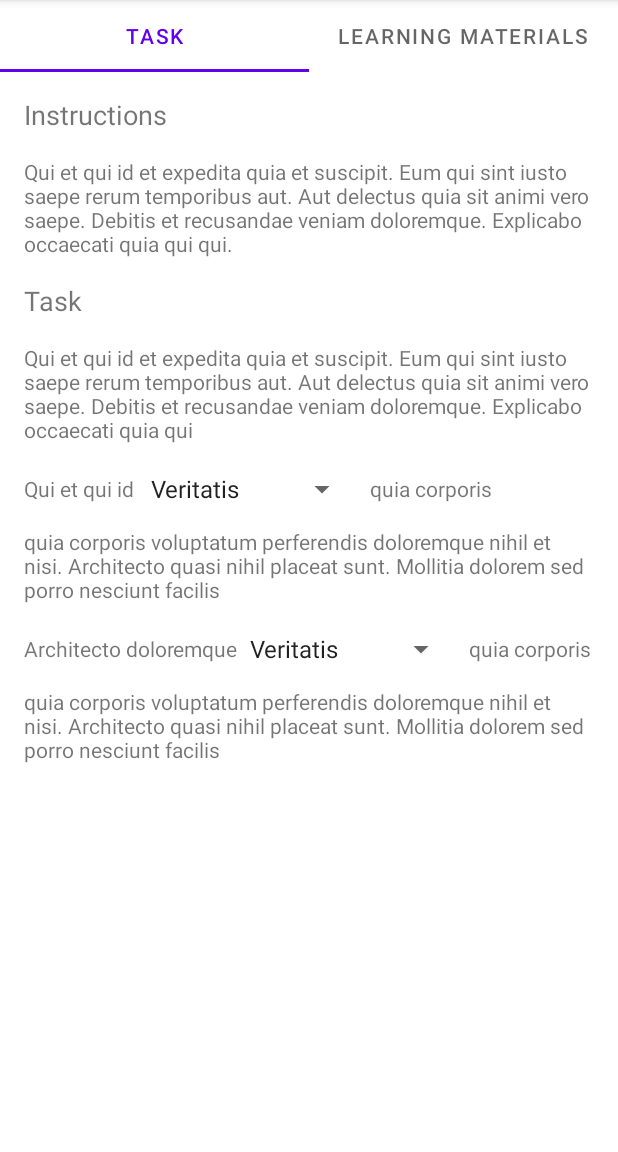
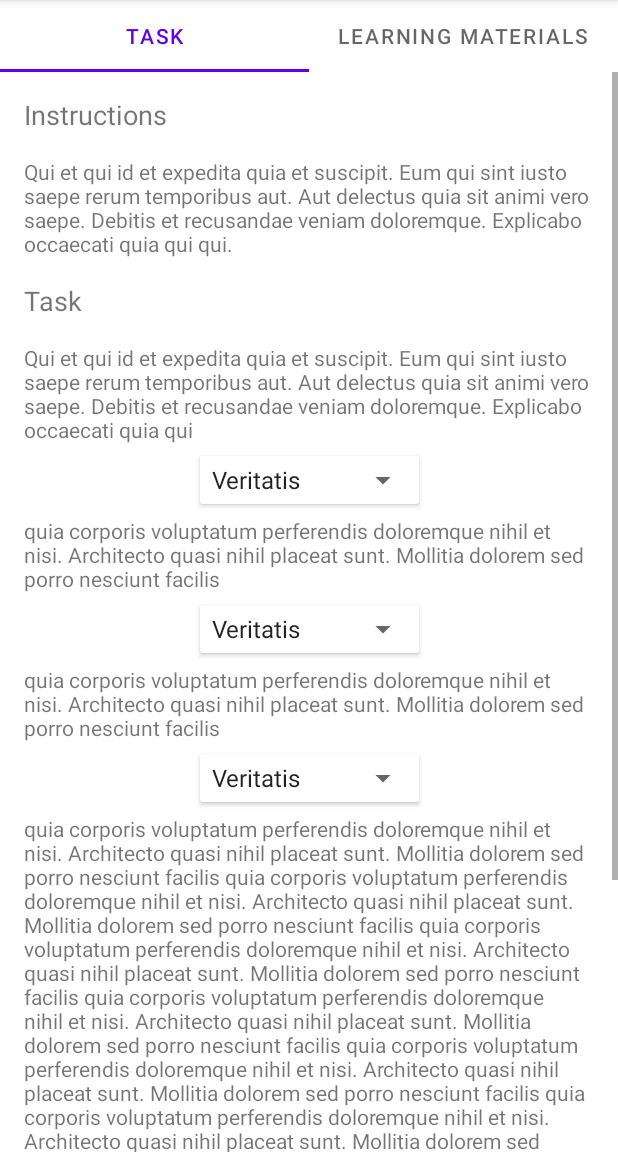
Before and after one commit to Ialda/LanProject, an Android app: the TaskFragment1 screen opened directly, with no data from a screen before it, on a phone screen of 412 x 824 dp, the part 84-1236 px from its top. Run offline under Robolectric (Android 15) with nearby library versions, the light colour scheme and no system bars.

Commit message:
reading task redesign

```diff
--- a/app/src/main/res/layout/fragment_task1.xml
+++ b/app/src/main/res/layout/fragment_task1.xml
@@ -6,9 +6,13 @@
     android:layout_height="match_parent"
     tools:context=".TaskFragment1">
 
+    <ScrollView
+        android:layout_width="match_parent"
+        android:layout_height="match_parent">
+
         <androidx.constraintlayout.widget.ConstraintLayout
             android:layout_width="match_parent"
-        android:layout_height="match_parent">
+            android:layout_height="wrap_content">
 
             <TextView
                 android:id="@+id/textView3"
@@ -21,18 +25,6 @@
                 android:textSize="18sp"
                 app:layout_constraintStart_toStartOf="parent"
                 app:layout_constraintTop_toTopOf="parent" />
-
-        <TextView
-            android:id="@+id/textView5"
-            android:layout_width="wrap_content"
-            android:layout_height="wrap_content"
-            android:layout_marginStart="16dp"
-            android:layout_marginLeft="16dp"
-            android:layout_marginTop="16dp"
-            android:text="Task"
-            android:textSize="18sp"
-            app:layout_constraintStart_toStartOf="parent"
-            app:layout_constraintTop_toBottomOf="@+id/textView4" />
 
             <TextView
                 android:id="@+id/textView4"
@@ -49,6 +41,18 @@
                 app:layout_constraintTop_toBottomOf="@+id/textView3" />
 
             <TextView
+                android:id="@+id/textView5"
+                android:layout_width="wrap_content"
+                android:layout_height="wrap_content"
+                android:layout_marginStart="16dp"
+                android:layout_marginLeft="16dp"
+                android:layout_marginTop="16dp"
+                android:text="Task"
+                android:textSize="18sp"
+                app:layout_constraintStart_toStartOf="parent"
+                app:layout_constraintTop_toBottomOf="@+id/textView4" />
+
+            <TextView
                 android:id="@+id/textView6"
                 android:layout_width="0dp"
                 android:layout_height="wrap_content"
@@ -63,98 +67,113 @@
                 app:layout_constraintStart_toStartOf="parent"
                 app:layout_constraintTop_toBottomOf="@+id/textView5" />
 
+            <androidx.cardview.widget.CardView
+                android:id="@+id/cardView1"
+                android:layout_width="wrap_content"
+                android:layout_height="wrap_content"
+                android:layout_marginTop="8dp"
+                app:layout_constraintEnd_toEndOf="parent"
+                app:layout_constraintStart_toStartOf="parent"
+                app:layout_constraintTop_toBottomOf="@+id/textView6">
+
+                <Spinner
+                    android:id="@+id/spinner"
+                    android:layout_width="wrap_content"
+                    android:layout_height="32dp"
+                    android:entries="@array/Task1Placeholder" />
+
+            </androidx.cardview.widget.CardView>
+
             <TextView
                 android:id="@+id/textView9"
                 android:layout_width="0dp"
                 android:layout_height="wrap_content"
                 android:layout_marginStart="16dp"
                 android:layout_marginLeft="16dp"
-            android:layout_marginTop="16dp"
+                android:layout_marginTop="8dp"
                 android:layout_marginEnd="16dp"
                 android:layout_marginRight="16dp"
                 android:text="quia corporis voluptatum perferendis doloremque nihil et nisi. Architecto quasi nihil placeat sunt. Mollitia dolorem sed porro nesciunt facilis"
                 app:layout_constraintEnd_toEndOf="parent"
                 app:layout_constraintHorizontal_bias="0.0"
                 app:layout_constraintStart_toStartOf="parent"
-            app:layout_constraintTop_toBottomOf="@+id/textView7" />
+                app:layout_constraintTop_toBottomOf="@+id/cardView1" />
 
-        <TextView
-            android:id="@+id/textView12"
-            android:layout_width="0dp"
-            android:layout_height="wrap_content"
-            android:layout_marginStart="16dp"
-            android:layout_marginLeft="16dp"
-            android:layout_marginTop="16dp"
-            android:layout_marginEnd="16dp"
-            android:layout_marginRight="16dp"
-            android:text="quia corporis voluptatum perferendis doloremque nihil et nisi. Architecto quasi nihil placeat sunt. Mollitia dolorem sed porro nesciunt facilis"
-            app:layout_constraintEnd_toEndOf="parent"
-            app:layout_constraintHorizontal_bias="1.0"
-            app:layout_constraintStart_toStartOf="parent"
-            app:layout_constraintTop_toBottomOf="@+id/textView10" />
-
-        <TextView
-            android:id="@+id/textView7"
+            <androidx.cardview.widget.CardView
+                android:id="@+id/cardView3"
                 android:layout_width="wrap_content"
                 android:layout_height="wrap_content"
-            android:layout_marginStart="16dp"
-            android:layout_marginLeft="16dp"
-            android:layout_marginTop="20dp"
-            android:text="Qui et qui id "
+                android:layout_marginTop="8dp"
+                app:layout_constraintEnd_toEndOf="parent"
                 app:layout_constraintStart_toStartOf="parent"
-            app:layout_constraintTop_toBottomOf="@+id/textView6" />
-
-        <TextView
-            android:id="@+id/textView10"
-            android:layout_width="wrap_content"
-            android:layout_height="wrap_content"
-            android:layout_marginStart="16dp"
-            android:layout_marginLeft="16dp"
-            android:layout_marginTop="20dp"
-            android:text="Architecto doloremque"
-            app:layout_constraintStart_toStartOf="parent"
-            app:layout_constraintTop_toBottomOf="@+id/textView9" />
-
-        <TextView
-            android:id="@+id/textView8"
-            android:layout_width="wrap_content"
-            android:layout_height="wrap_content"
-            android:layout_marginStart="8dp"
-            android:layout_marginLeft="8dp"
-            android:text="quia corporis"
-            app:layout_constraintBottom_toBottomOf="@+id/textView7"
-            app:layout_constraintStart_toEndOf="@+id/spinner"
-            app:layout_constraintTop_toTopOf="@+id/textView7"
-            app:layout_constraintVertical_bias="0.0" />
-
-        <TextView
-            android:id="@+id/textView11"
-            android:layout_width="wrap_content"
-            android:layout_height="wrap_content"
-            android:layout_marginStart="8dp"
-            android:layout_marginLeft="8dp"
-            android:text="quia corporis"
-            app:layout_constraintBottom_toBottomOf="@+id/textView10"
-            app:layout_constraintStart_toEndOf="@+id/spinner2"
-            app:layout_constraintTop_toTopOf="@+id/textView10"
-            app:layout_constraintVertical_bias="0.0" />
-
-        <Spinner
-            android:id="@+id/spinner"
-            android:layout_width="wrap_content"
-            android:layout_height="32dp"
-            android:entries="@array/Task1Placeholder"
-            app:layout_constraintBottom_toBottomOf="@+id/textView7"
-            app:layout_constraintStart_toEndOf="@+id/textView7"
-            app:layout_constraintTop_toTopOf="@+id/textView7" />
+                app:layout_constraintTop_toBottomOf="@+id/textView9">
 
                 <Spinner
                     android:id="@+id/spinner2"
                     android:layout_width="wrap_content"
                     android:layout_height="32dp"
-            android:entries="@array/Task1Placeholder"
-            app:layout_constraintBottom_toBottomOf="@+id/textView10"
-            app:layout_constraintStart_toEndOf="@+id/textView10"
-            app:layout_constraintTop_toTopOf="@+id/textView10" />
+                    android:entries="@array/Task1Placeholder" />
+
+            </androidx.cardview.widget.CardView>
+
+            <TextView
+                android:id="@+id/textView7"
+                android:layout_width="0dp"
+                android:layout_height="wrap_content"
+                android:layout_marginStart="16dp"
+                android:layout_marginLeft="16dp"
+                android:layout_marginTop="8dp"
+                android:layout_marginEnd="16dp"
+                android:layout_marginRight="16dp"
+                android:text="quia corporis voluptatum perferendis doloremque nihil et nisi. Architecto quasi nihil placeat sunt. Mollitia dolorem sed porro nesciunt facilis"
+                app:layout_constraintEnd_toEndOf="parent"
+                app:layout_constraintStart_toStartOf="parent"
+                app:layout_constraintTop_toBottomOf="@+id/cardView3" />
+
+            <TextView
+                android:id="@+id/textView8"
+                android:layout_width="0dp"
+                android:layout_height="wrap_content"
+                android:layout_marginStart="16dp"
+                android:layout_marginLeft="16dp"
+                android:layout_marginTop="8dp"
+                android:layout_marginEnd="16dp"
+                android:layout_marginRight="16dp"
+                android:text="quia corporis voluptatum perferendis doloremque nihil et nisi. Architecto quasi nihil placeat sunt. Mollitia dolorem sed porro nesciunt facilis quia corporis voluptatum perferendis doloremque nihil et nisi. Architecto quasi nihil placeat sunt. Mollitia dolorem sed porro nesciunt facilis quia corporis voluptatum perferendis doloremque nihil et nisi. Architecto quasi nihil placeat sunt. Mollitia dolorem sed porro nesciunt facilis quia corporis voluptatum perferendis doloremque nihil et nisi. Architecto quasi nihil placeat sunt. Mollitia dolorem sed porro nesciunt facilis quia corporis voluptatum perferendis doloremque nihil et nisi. Architecto quasi nihil placeat sunt. Mollitia dolorem sed porro nesciunt facilis quia corporis voluptatum perferendis doloremque nihil et nisi. Architecto quasi nihil placeat sunt. Mollitia dolorem sed porro nesciunt facilis quia corporis voluptatum perferendis doloremque nihil et nisi. Architecto quasi nihil placeat sunt. Mollitia dolorem sed porro nesciunt facilis quia corporis voluptatum perferendis doloremque nihil et nisi. Architecto quasi nihil placeat sunt. Mollitia dolorem sed porro nesciunt facilisquia corporis voluptatum perferendis doloremque nihil et nisi. Architecto quasi nihil placeat sunt. Mollitia dolorem sed porro nesciunt facilis quia corporis voluptatum perferendis doloremque nihil et nisi. Architecto quasi nihil placeat sunt. Mollitia dolorem sed porro nesciunt facilis"
+                app:layout_constraintEnd_toEndOf="parent"
+                app:layout_constraintStart_toStartOf="parent"
+                app:layout_constraintTop_toBottomOf="@+id/cardView2" />
+
+            <androidx.cardview.widget.CardView
+                android:id="@+id/cardView2"
+                android:layout_width="wrap_content"
+                android:layout_height="wrap_content"
+                android:layout_marginTop="8dp"
+                app:layout_constraintEnd_toEndOf="parent"
+                app:layout_constraintStart_toStartOf="parent"
+                app:layout_constraintTop_toBottomOf="@+id/textView7">
+
+                <Spinner
+                    android:id="@+id/spinner3"
+                    android:layout_width="wrap_content"
+                    android:layout_height="32dp"
+                    android:entries="@array/Task1Placeholder" />
+
+            </androidx.cardview.widget.CardView>
+
+            <Button
+                android:id="@+id/button"
+                android:layout_width="wrap_content"
+                android:layout_height="wrap_content"
+                android:layout_marginTop="16dp"
+                android:layout_marginBottom="16dp"
+                android:text="Finish test"
+                app:layout_constraintBottom_toBottomOf="parent"
+                app:layout_constraintEnd_toEndOf="parent"
+                app:layout_constraintStart_toStartOf="parent"
+                app:layout_constraintTop_toBottomOf="@+id/textView8" />
+
         </androidx.constraintlayout.widget.ConstraintLayout>
+    </ScrollView>
+
 </FrameLayout>
```
Lines whose indentation alone changed are shown as unchanged.
